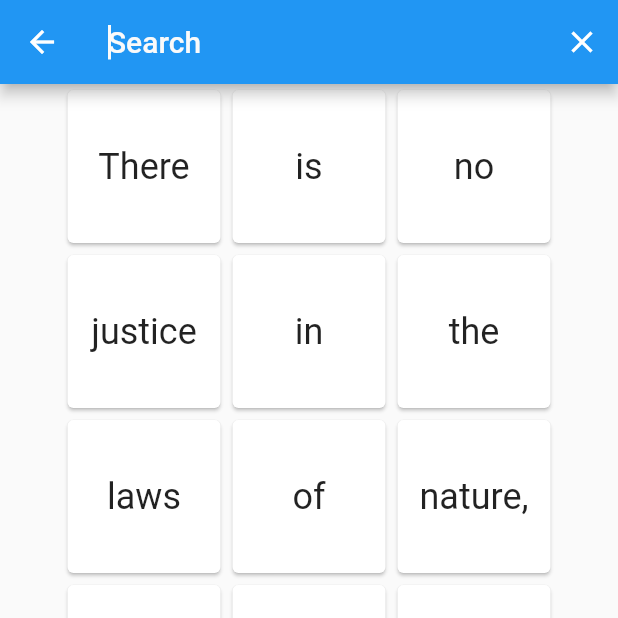
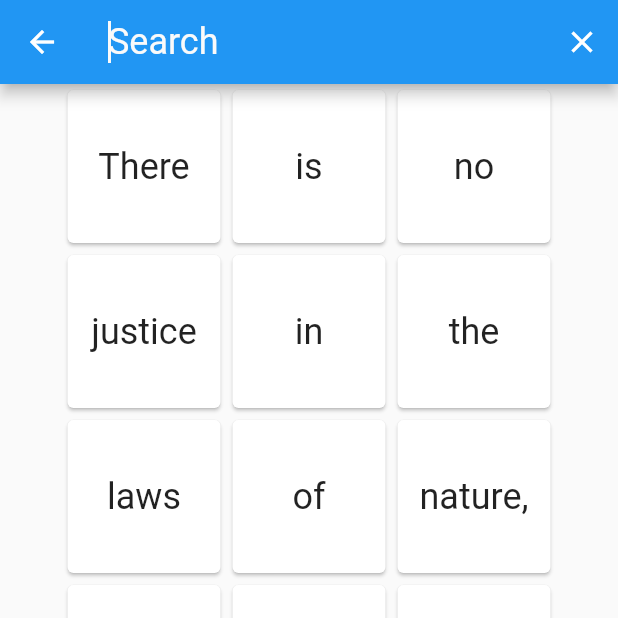
Before and after one commit to Alexqwesa/app_bar_with_search_switch, a Flutter app: the screen it shows after launch, after a tap on the "search" icon, on a phone screen of 412 x 824 dp, the top half of it. Run offline on Flutter 3.47's test engine with Material 2 defaults, Android fonts, the phone set to English and light mode, and no system bars; our stand-ins replace speech_to_text.

Commit message:
2.0.0-dev.5, minor cleanup

```diff
--- a/example/lib/main.dart
+++ b/example/lib/main.dart
@@ -84,8 +84,9 @@ class MyHomePage extends StatelessWidget {
                                 child: Center(
                                   child: Text(
                                     words[i],
-                                    style:
-                                        Theme.of(context).textTheme.headlineSmall,
+                                    style: Theme.of(context)
+                                        .textTheme
+                                        .headlineSmall,
                                     textAlign: TextAlign.center,
                                   ),
                                 ),
--- a/example/lib/main_no_variables.dart
+++ b/example/lib/main_no_variables.dart
@@ -81,7 +81,8 @@ class MyHomePage extends StatelessWidget {
                             child: Center(
                               child: Text(
                                 words[i % wordsLength],
-                                style: Theme.of(context).textTheme.headlineSmall,
+                                style:
+                                    Theme.of(context).textTheme.headlineSmall,
                                 textAlign: TextAlign.center,
                               ),
                             ),
--- a/example/lib/main_statefull.dart
+++ b/example/lib/main_statefull.dart
@@ -73,7 +73,8 @@ class _MyHomePageState extends State<MyHomePage> {
                             child: Center(
                               child: Text(
                                 words[i],
-                                style: Theme.of(context).textTheme.headlineSmall,
+                                style:
+                                    Theme.of(context).textTheme.headlineSmall,
                                 textAlign: TextAlign.center,
                               ),
                             ),
--- a/lib/main_for_debug.dart
+++ b/lib/main_for_debug.dart
@@ -178,8 +178,9 @@ class MyHomePage extends StatelessWidget {
                                 child: Center(
                                   child: Text(
                                     words[i % wordsLength],
-                                    style:
-                                        Theme.of(context).textTheme.headlineSmall,
+                                    style: Theme.of(context)
+                                        .textTheme
+                                        .headlineSmall,
                                     textAlign: TextAlign.center,
                                   ),
                                 ),
--- a/lib/src/app_bar_on_edit_listener.dart
+++ b/lib/src/app_bar_on_edit_listener.dart
@@ -44,7 +44,7 @@ class AppBarOnEditListener extends StatelessWidget {
         child: Text(
           'Error: This widget should be inside AppBarWithSearchSwitch widget,'
           'Or inside Scaffold that have AppBarWithSearchSwitch',
-          style: Theme.of(context).textTheme.headline4,
+          style: Theme.of(context).textTheme.headlineSmall,
         ),
       );
     }
--- a/lib/src/app_bar_on_submit_listener.dart
+++ b/lib/src/app_bar_on_submit_listener.dart
@@ -44,7 +44,7 @@ class AppBarOnSubmitListener extends StatelessWidget {
         child: Text(
           'Error: This widget should be inside AppBarWithSearchSwitch widget,'
           'Or inside Scaffold that have AppBarWithSearchSwitch',
-          style: Theme.of(context).textTheme.headline4,
+          style: Theme.of(context).textTheme.headlineSmall,
         ),
       );
     }
--- a/lib/src/app_bar_with_search_switch.dart
+++ b/lib/src/app_bar_with_search_switch.dart
@@ -427,7 +427,7 @@ class AppBarWithSearchSwitch extends InheritedWidget
   ///                 hintStyle: TextStyle(
   ///                   color: keepAppBarColors
   ///                       ? Theme.of(context).canvasColor
-  ///                       : Theme.of(context).textTheme.headline6?.color,
+  ///                       : Theme.of(context).textTheme.headlineSmall?.color,
   ///                 ),
   ///                 enabledBorder: InputBorder.none,
   ///                 focusedBorder: InputBorder.none,
--- a/lib/src/search_text_field.dart
+++ b/lib/src/search_text_field.dart
@@ -24,7 +24,7 @@ class SearchTextField extends StatelessWidget {
                 textSelectionTheme: TextSelectionThemeData(
                   // didn't work, https://github.com/flutter/flutter/issues/74890
                   selectionHandleColor: theme.splashColor,
-                  selectionColor: theme.backgroundColor,
+                  selectionColor: theme.colorScheme.background,
                 ),
               )
             : theme,
@@ -33,10 +33,10 @@ class SearchTextField extends StatelessWidget {
               ? theme.canvasColor
               : theme.textSelectionTheme.cursorColor,
 
-          style: theme.textTheme.headline6?.copyWith(
+          style: theme.textTheme.headlineSmall?.copyWith(
             color: mainWidget.keepAppBarColors
                 ? theme.canvasColor
-                : theme.textTheme.headline6?.color,
+                : theme.textTheme.headlineSmall?.color,
           ),
           decoration: mainWidget.searchInputDecoration ??
               InputDecoration(
@@ -44,7 +44,7 @@ class SearchTextField extends StatelessWidget {
                 hintStyle: TextStyle(
                   color: mainWidget.keepAppBarColors
                       ? theme.canvasColor
-                      : theme.textTheme.headline6?.color,
+                      : theme.textTheme.headlineSmall?.color,
                 ),
                 enabledBorder: InputBorder.none,
                 focusedBorder: InputBorder.none,
--- a/pubspec.yaml
+++ b/pubspec.yaml
@@ -4,7 +4,7 @@ description: An extension for AppBar witch can switch it into search field.
 repository: https://github.com/Alexqwesa/app_bar_with_search_switch
 #author: Alexqwesa <alexo.veto@gmail.com>
 
-version: 2.0.0-dev.4
+version: 2.0.0-dev.5
 
 environment:
   sdk: ">=2.12.1 <3.0.0"
```
Also changed, not shown: pubspec.lock, 1 other file.
